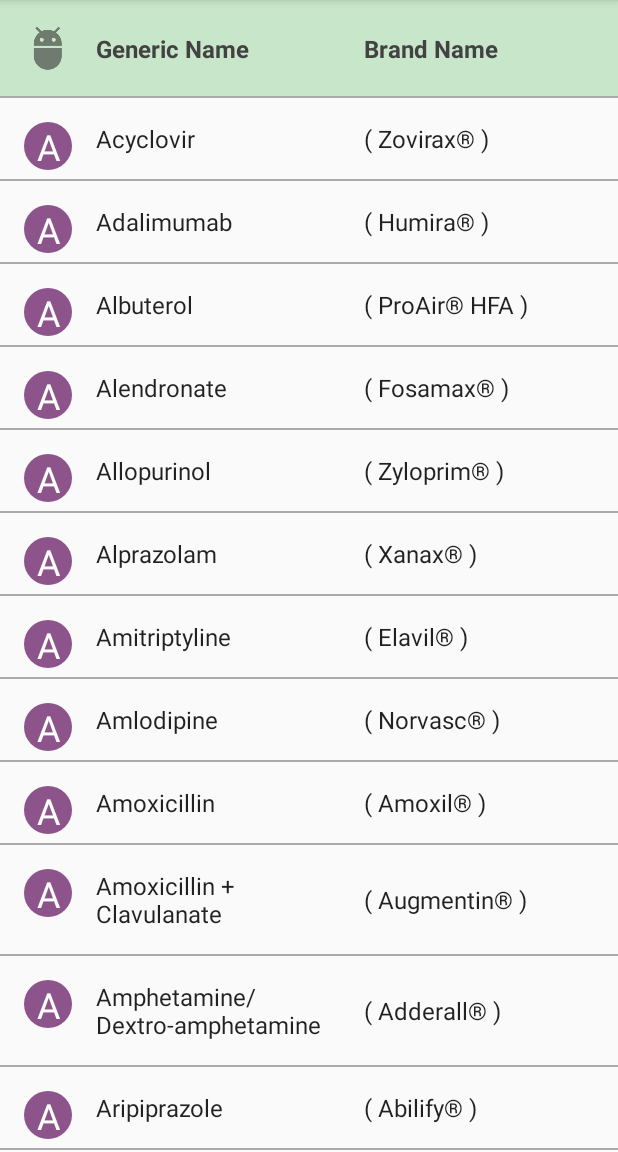
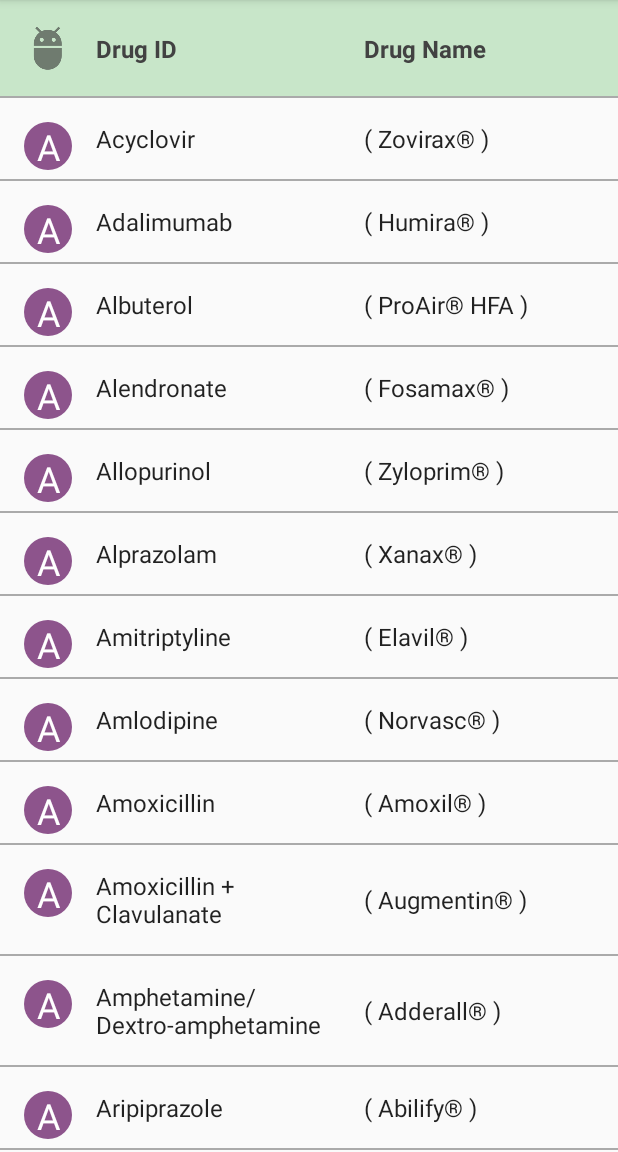
Before and after one commit to rafiksoufiane/PharmTech, an Android app: the fragment MedicineListFragment shown on its own in the app's theme, on a phone screen of 412 x 824 dp, the part 84-1236 px from its top. Run offline under Robolectric (Android 15) with nearby library versions, the phone set to English and light mode, and no system bars; 1 statement that could not run was skipped.

Commit message:
commiting both xianbens changes and stevens

```diff
--- a/app/src/main/java/com/bhcc/app/pharmtech/view/MainActivity.java
+++ b/app/src/main/java/com/bhcc/app/pharmtech/view/MainActivity.java
@@ -50,9 +50,6 @@ public class MainActivity extends AppCompatActivity
         createReviewFile();
 
 
-        // setting up initial word of the day
-        DrugOfTheDayFragment drugOfTheDayFrag = new DrugOfTheDayFragment();
-        drugOfTheDayFrag.show(getSupportFragmentManager(),"");
     }
 
     /**
--- a/app/src/main/res/layout/activity_card.xml
+++ b/app/src/main/res/layout/activity_card.xml
@@ -2,7 +2,7 @@
     xmlns:tools="http://schemas.android.com/tools"
     android:layout_width="match_parent"
     android:layout_height="match_parent"
-    tools:context=".CardActivity"
+    tools:context=".view.study.CardActivity"
     tools:ignore="MergeRootFrame">
 
     <android.support.v4.view.ViewPager
--- a/app/src/main/res/values/colors.xml
+++ b/app/src/main/res/values/colors.xml
@@ -1,6 +1,6 @@
 <?xml version="1.0" encoding="utf-8"?>
 <resources>
-    <color name="white">#ffffff</color>
+    <color name="white">#FFF</color>
     <color name="colorPrimary">#4CAF50</color>
     <color name="colorPrimaryDark">#388E3C</color>
     <color name="colorprimary_light">#C8E6C9</color>
--- a/app/src/main/res/values/strings.xml
+++ b/app/src/main/res/values/strings.xml
@@ -17,19 +17,14 @@
     <string name="ascending">Ascending</string>
     <string name="descending">Descending</string>
 
+    <!--<string name="drug_id">Generic Name</string>
+    <string name="drug_name">Brand Name</string>-->
     <string name="purpose">Purpose</string>
     <string name="category">Category</string>
     <string name="dea_schedule">Dea Schedule</string>
     <string name="special">Special</string>
     <string name="study_topic">Study Topic</string>
-=======
-
->>>>>>> parent of 830921a... added comments to the medicineList, quiz, and the sort Dialog, MTD
-=======
-
->>>>>>> parent of 9408ccb... modified fragment_card_back.xml. change somecode in cardBackFragment.java to work with new UI.
-    <!-- TODO: Remove or change this placeholder text -->
     <string name="hello_blank_fragment">Hello blank fragment</string>
-    <string name="drug_id">Generic Name</string>
-    <string name="drug_name">Brand Name</string>
+    <string name="drug_id">Drug ID</string>
+    <string name="drug_name">Drug Name</string>
 </resources>
```
Also changed, not shown: app/src/main/java/com/bhcc/app/pharmtech/view/DrugOfTheDayFragment.java (deleted, +0 -46 lines), app/src/main/java/com/bhcc/app/pharmtech/view/study/CardBackFragment.java (+12 -0 lines), app/src/main/res/layout/drug_of_the_day.xml (deleted, +0 -12 lines), build.gradle (+0 -8 lines), app/src/main/ic_launcher-web.png (added), app/src/main/res/mipmap-hdpi/ic_launcher.png, app/src/main/res/mipmap-mdpi/ic_launcher.png, app/src/main/res/mipmap-xhdpi/ic_launcher.png, app/src/main/res/mipmap-xxhdpi/ic_launcher.png, app/src/main/res/mipmap-xxxhdpi/ic_launcher.png.
